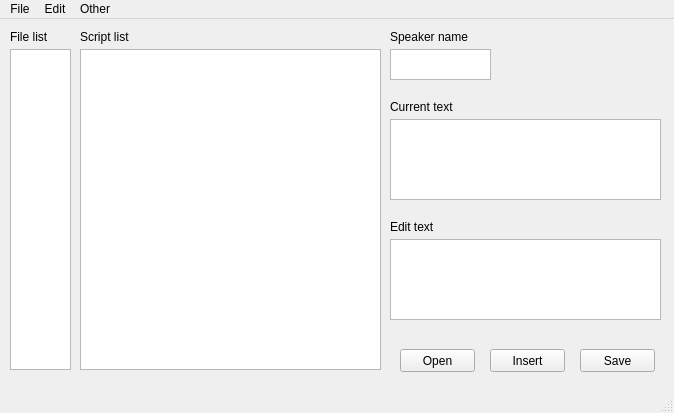
Old version of the form gui.ui in the repository KJ-honey/DA_script_editor_gui.
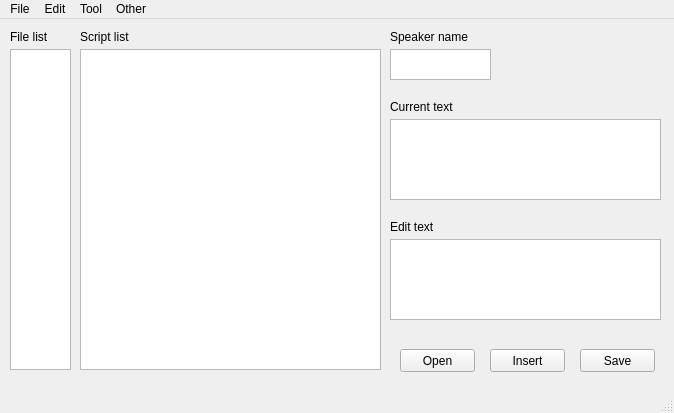
New version of the form.

What changed in the file:
```diff
--- a/gui.ui
+++ b/gui.ui
@@ -208,8 +208,16 @@
     <addaction name="actionNextText"/>
     <addaction name="actionPrevText"/>
    </widget>
+   <widget class="QMenu" name="menuTool">
+    <property name="title">
+     <string>Tool</string>
+    </property>
+    <addaction name="actionExtract_bin_from_ISO"/>
+    <addaction name="actionImport_bin_to_ISO"/>
+   </widget>
    <addaction name="menufile"/>
    <addaction name="menuEdit"/>
+   <addaction name="menuTool"/>
    <addaction name="menuother"/>
   </widget>
   <widget class="QStatusBar" name="statusbar"/>
```
Left out of the diff: 10 changed lines with no effect on the pictures.
